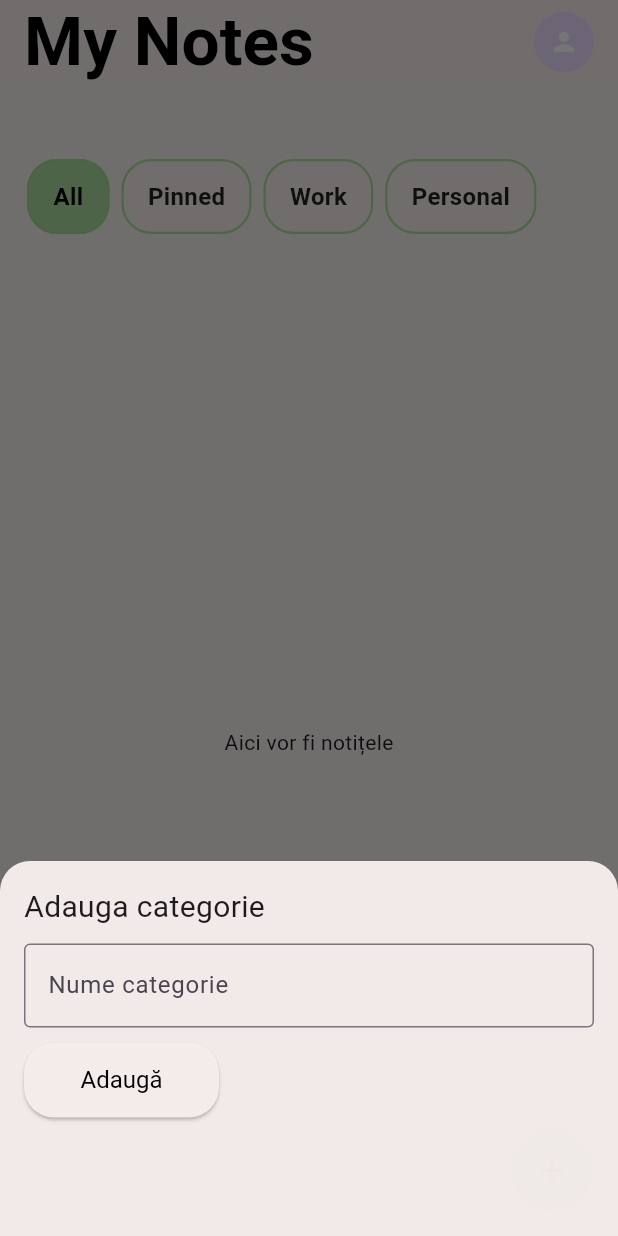
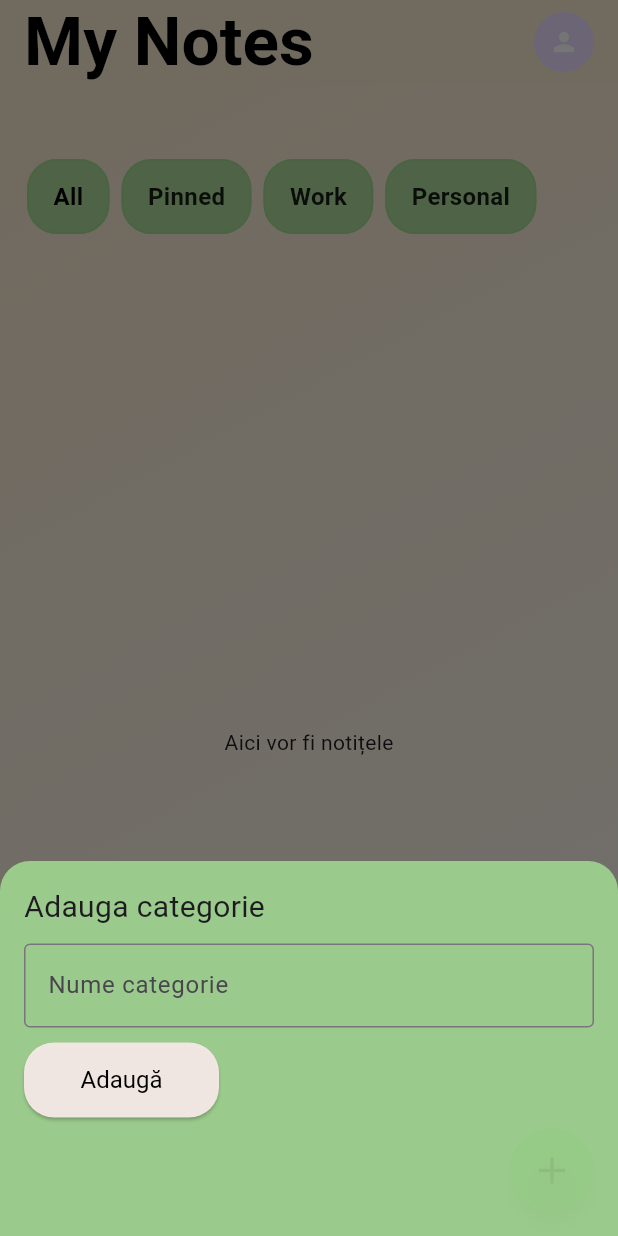
Before and after one commit to LucianaVoica/Flutter-Notite, a Flutter app: the screen it shows after launch, after a tap on the "add" icon, on a phone screen of 412 x 824 dp. Run offline on Flutter 3.47's test engine with Material 3 defaults, Android fonts, the phone set to English and light mode, and no system bars; our stand-ins replace equatable, flutter_bloc, image_picker, nested, supabase_flutter; accounts and stored records are empty.

Commit message:
gradient

```diff
--- a/lib/features/categorii/presentation/widget/category_list.dart
+++ b/lib/features/categorii/presentation/widget/category_list.dart
@@ -1,6 +1,5 @@
 import 'package:flutter/material.dart';
 import 'package:flutter_bloc/flutter_bloc.dart';
-import '../../../../theme/app_colors.dart';
 import '../../data/category_model.dart';
 import '../bloc/category_bloc.dart';
 import '../bloc/category_event.dart';
--- a/lib/main.dart
+++ b/lib/main.dart
@@ -5,6 +5,7 @@
 import 'features/categorii/presentation/bloc/category_bloc.dart';
 import 'features/categorii/presentation/bloc/category_event.dart';
 import 'pages/home.dart';
+import 'theme/gradient.dart';
 import 'theme/theme.dart';
 
 void main() {
@@ -37,7 +38,7 @@
         title: 'Notite',
         theme: AppTheme.lightTheme,
         darkTheme: AppTheme.darkTheme,
-        home: const HomePage(appTitle: 'My Notes'),
+        home: const GradientBackground(child: HomePage(appTitle: 'My Notes')),
       ),
     );
   }
--- a/lib/pages/home.dart
+++ b/lib/pages/home.dart
@@ -1,6 +1,7 @@
 import 'package:flutter/material.dart';
 import '../features/categorii/presentation/widget/add_category_form.dart';
 import '../features/categorii/presentation/widget/category_list.dart';
+import '../theme/gradient.dart';
 import '../widget/avatar/avatar.dart';
 
 class HomePage extends StatefulWidget {
@@ -51,17 +52,19 @@
         centerTitle: false,
         titleTextStyle: Theme.of(context).textTheme.titleLarge,
         actions: const <Widget>[Avatar()],
-        backgroundColor: Theme.of(context).scaffoldBackgroundColor,
+        backgroundColor: const Color(0xFFF7E7CE),
       ),
-      body: const Column(
-        children: <Widget>[
-          CategoryList(),
-          Expanded(child: Center(child: Text('Aici vor fi notițele'))),
-        ],
+      body: const GradientBackground(
+        child: Column(
+          children: <Widget>[
+            CategoryList(),
+            Expanded(child: Center(child: Text('Aici vor fi notițele'))),
+          ],
+        ),
       ),
       floatingActionButton: FloatingActionButton(
         onPressed: () => _showAddCategoryModal(context),
-        backgroundColor: const Color.fromARGB(222, 161, 217, 145),
+        backgroundColor: Theme.of(context).primaryColor,
         shape: const CircleBorder(),
         child: const Icon(Icons.add, size: 30, color: Colors.black),
       ),
--- a/lib/theme/app_colors.dart
+++ b/lib/theme/app_colors.dart
@@ -2,7 +2,7 @@
 
 class AppColors {
   static const Color primaryLight = Color.fromARGB(222, 161, 217, 145);
-  static const Color secondaryLight = Color.fromARGB(248, 245, 238, 236);
+  static const Color secondaryLight = Color.fromARGB(249, 243, 232, 228);
   static const Color textLight = Colors.black;
   static const Color buttonBackgroundLight = Colors.grey;
   static const Color borderLight = Colors.black;
--- /dev/null
+++ b/lib/theme/gradient.dart
@@ -0,0 +1,24 @@
+import 'package:flutter/material.dart';
+
+class GradientBackground extends StatelessWidget {
+  final Widget child;
+
+  const GradientBackground({Key? key, required this.child}) : super(key: key);
+
+  @override
+  Widget build(BuildContext context) {
+    return Container(
+      decoration: const BoxDecoration(
+        gradient: LinearGradient(
+          begin: Alignment.topLeft,
+          end: Alignment.bottomRight,
+          colors: [
+            Color(0xFFF7E7CE), // Bej deschis
+            Color.fromARGB(255, 246, 244, 238), // Gri-albăstrui pal
+          ],
+        ),
+      ),
+      child: child,
+    );
+  }
+}
--- a/lib/theme/theme.dart
+++ b/lib/theme/theme.dart
@@ -4,7 +4,7 @@
 
 class AppTheme {
   static ThemeData lightTheme = ThemeData(
-    scaffoldBackgroundColor: AppColors.secondaryLight,
+    scaffoldBackgroundColor: AppColors.primaryLight,
     primaryColor: AppColors.primaryLight,
     textTheme: const TextTheme(
       displaySmall: TextStyle(fontSize: 30, fontWeight: FontWeight.normal),
```
